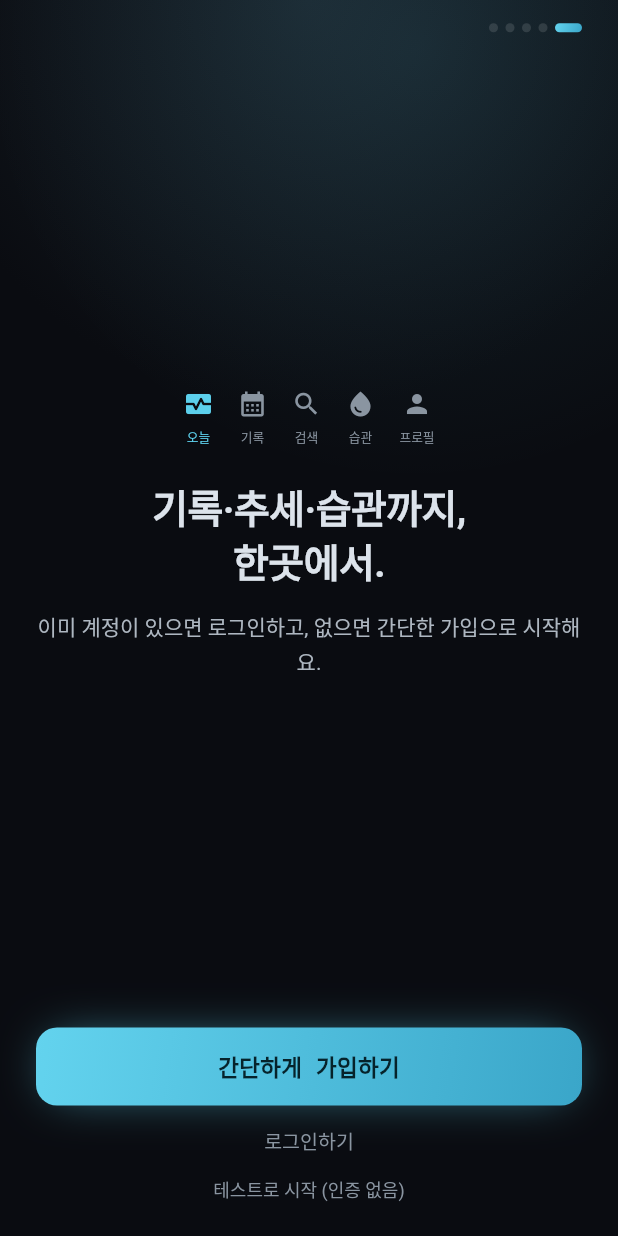
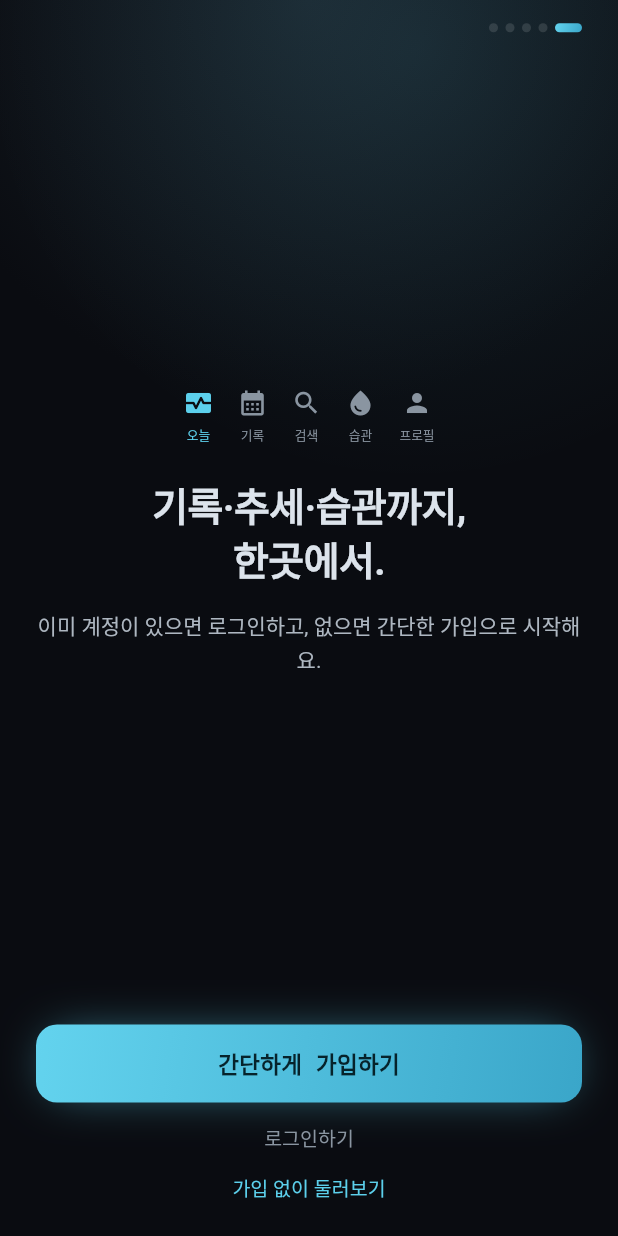
Before and after one commit to dhhyy/strength-routine, a Flutter app: the screen it shows after launch, swiped to page 5, on a phone screen of 412 x 824 dp. Run offline on Flutter 3.47's test engine with Material 3 defaults, Android fonts, the phone set to English and light mode, and no system bars; our stand-ins replace file_picker, shared_preferences, supabase_flutter; accounts and stored records are empty; Roboto replaces fonts that are missing (IBM Plex Sans KR).

Commit message:
feat: allow skipping signup on staging preview
Staging builds already have Supabase keys, which hid bypass; enable guest entry outside production and surface it as “가입 없이 둘러보기”.

Co-authored-by: Cursor <cursoragent@cursor.com>

```diff
--- a/lib/auth/auth_config.dart
+++ b/lib/auth/auth_config.dart
@@ -1,4 +1,5 @@
 import 'package:flutter/foundation.dart';
+import '../app/app_environment.dart';
 
 /// Compile-time auth config. Pass with --dart-define.
 abstract final class AuthConfig {
@@ -18,8 +19,12 @@ abstract final class AuthConfig {
   static bool get isConfigured =>
       supabaseUrl.isNotEmpty && supabaseAnonKey.isNotEmpty;
 
-  /// 키가 없거나 명시적 우회일 때 테스트 로그인 UI/경로를 연다.
-  static bool get allowBypass => bypassAuth || !isConfigured;
+  /// 로컬·스테이징 미리보기, 또는 키 없음/명시 우회일 때 가입 없이 홈 진입.
+  /// 프로덕션(APP_ENV=production)에서는 키가 있을 때 우회 불가.
+  static bool get allowBypass =>
+      bypassAuth ||
+      !isConfigured ||
+      !AppEnvironment.current.isProduction;
 
   /// 네이티브는 딥링크, 웹은 현재 origin(+ path)으로 돌아온다.
   static String get redirectTo {
--- a/lib/onboarding_screen.dart
+++ b/lib/onboarding_screen.dart
@@ -1,7 +1,8 @@
 import 'package:flutter/material.dart';
 import 'tokens.dart';
 
-/// 첫 실행 소개 5장. 마지막에서만 가입/로그인. 게스트 없음(결제·세션 강제).
+/// 첫 실행 소개 5장. 마지막에서 가입/로그인.
+/// 스테이징·로컬은 [onBypass]로 가입 없이 홈 진입 가능.
 class OnboardingScreen extends StatefulWidget {
   final VoidCallback onSignup;
   final VoidCallback onLogin;
@@ -91,8 +92,10 @@ class _OnboardingScreenState extends State<OnboardingScreen> {
                           const SizedBox(height: 14),
                           GestureDetector(
                             onTap: widget.onBypass,
-                            child: Text('테스트로 시작 (인증 없음)',
-                                style: kr(size: 12, color: AppColors.muted)),
+                            child: Text(
+                              '가입 없이 둘러보기',
+                              style: kr(size: 13, color: AppColors.accent),
+                            ),
                           ),
                         ],
                       ] else
```
